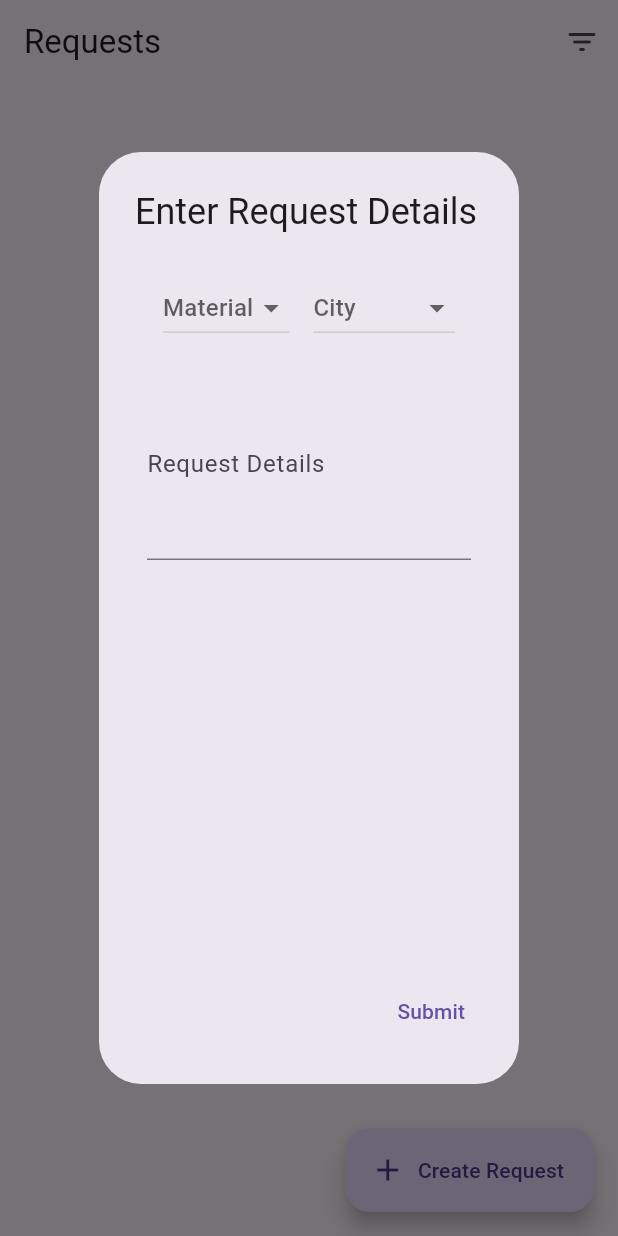
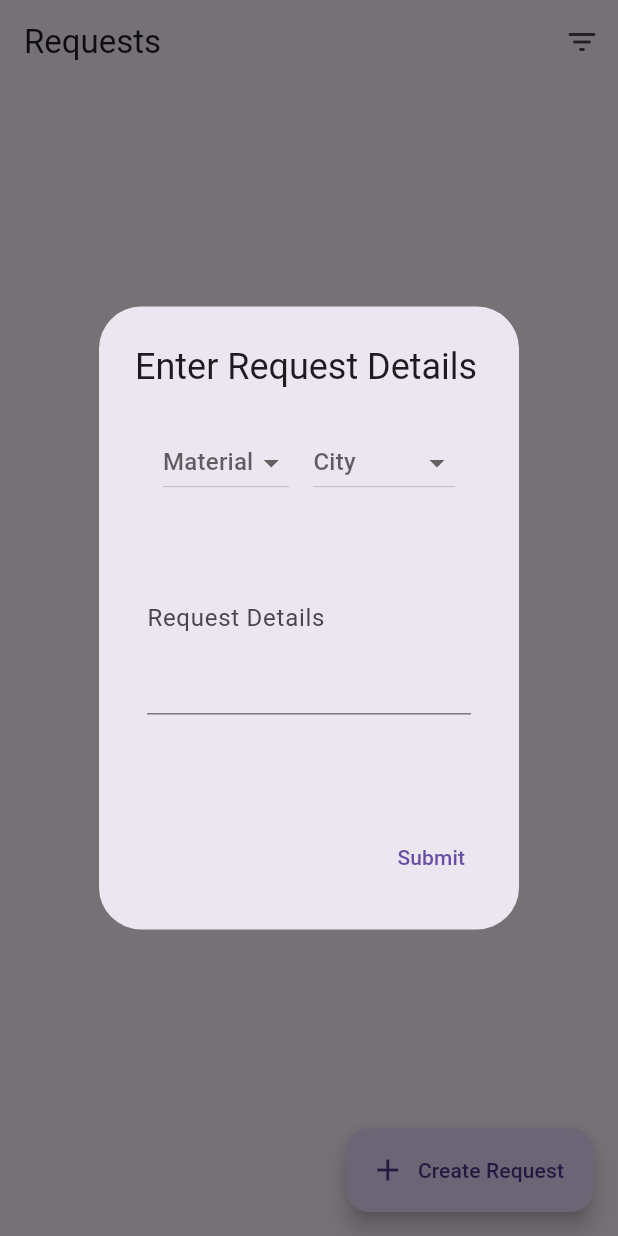
Before and after one commit to OneRedBlip/GraduationProject, a Flutter app: the RequestsPage screen opened directly with empty values, after a tap on "Create Request", on a phone screen of 412 x 824 dp. Run offline on Flutter 3.47's test engine with Material 3 defaults, Android fonts, the phone set to English and light mode, and no system bars; our stand-ins replace flutter_svg; network calls fail.

Commit message:
Reduce request creation popup height

```diff
--- a/trash2treasure/lib/rquests_page.dart
+++ b/trash2treasure/lib/rquests_page.dart
@@ -69,7 +69,7 @@ class _RequestsPageState extends State<RequestsPage> {
           return AlertDialog(
             title: Text('Enter Request Details'),
             content: Container(
-              height: screenHeight * 0.55,
+              height: screenHeight * 0.30,
               child: Form(
                 key: formKey,
                 child: Column(
```
